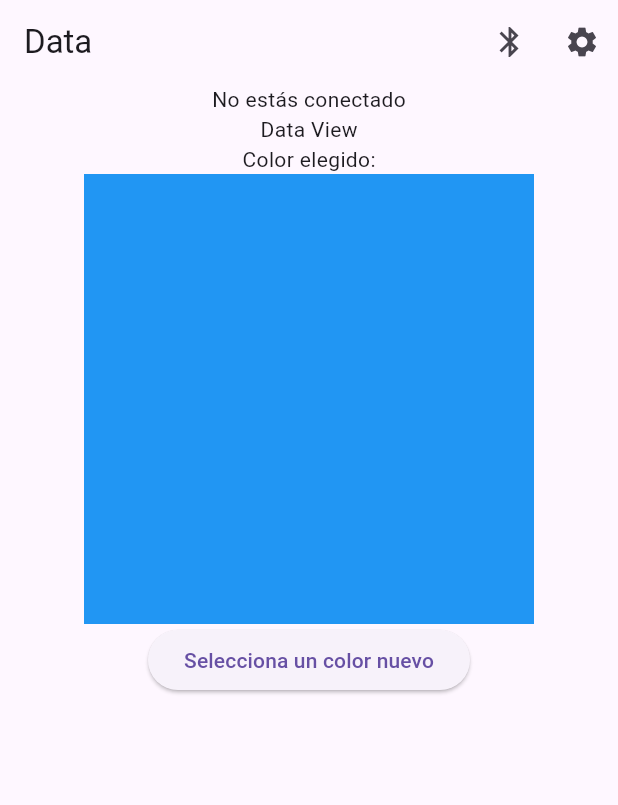
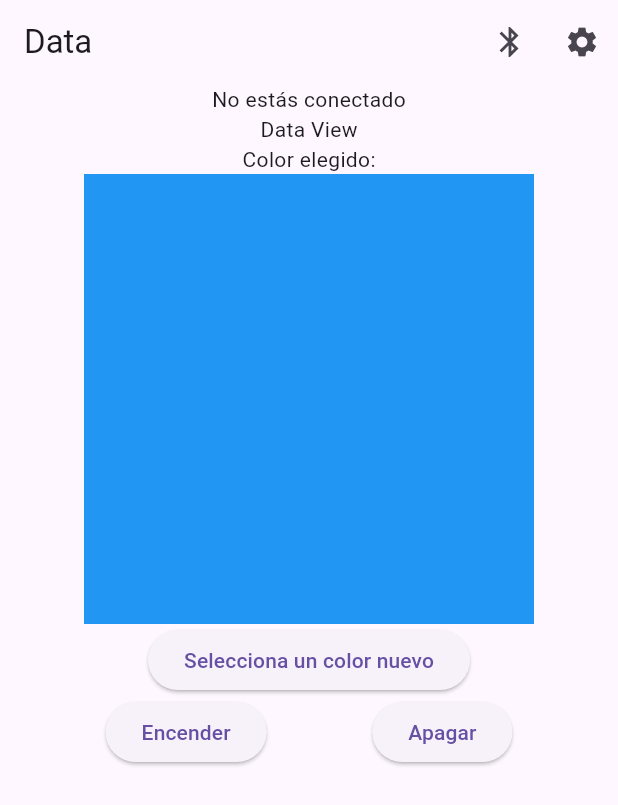
Before and after one commit to Sjvc0595/color_picker, a Flutter app: the screen it shows after launch, on a phone screen of 412 x 824 dp. Shown: the top 805 px of the screen. Run offline on Flutter 3.47's test engine with Material 3 defaults, Android fonts, the phone set to English and light mode, and no system bars; our stand-ins replace flutter_bluetooth_serial, flutter_colorpicker, permission_handler; generated files the repository leaves out were written again.

Commit message:
refactor: Improve color selection in data view and data debouncing

```diff
--- a/lib/src/views/data_view.dart
+++ b/lib/src/views/data_view.dart
@@ -6,6 +6,8 @@ import '../settings/settings_view.dart';
 
 import 'package:permission_handler/permission_handler.dart';
 import 'package:flutter_colorpicker/flutter_colorpicker.dart';
+
+import 'dart:async';
 
 class DataView extends StatefulWidget {
   const DataView({super.key});
@@ -25,6 +27,7 @@ class _DataViewState extends State<DataView> {
   }
 
   Color _currentColor = Colors.blue;
+  Timer? _debounce;
 
   void _selectColor() {
     showDialog(
@@ -41,12 +44,16 @@ class _DataViewState extends State<DataView> {
               setState(() {
                 _currentColor = color;
               });
+
+              if (_debounce?.isActive ?? false) _debounce!.cancel();
+              _debounce = Timer(const Duration(milliseconds: 300), () {
                 final bluetoothService =
                     Provider.of<BluetoothService>(context, listen: false);
                 if (bluetoothService.isConnected) {
                   bluetoothService
                       .sendData(color.value.toRadixString(16).padLeft(8, '0'));
                 }
+              });
             },
             pickerAreaHeightPercent: 0.8,
           ),
@@ -122,7 +129,28 @@ class _DataViewState extends State<DataView> {
             ElevatedButton(
               onPressed: _selectColor,
               child: const Text("Selecciona un color nuevo"),
-            )
+            ),
+            Row(
+              mainAxisAlignment: MainAxisAlignment.spaceEvenly,
+              children: [
+                ElevatedButton(
+                  onPressed: () {
+                    if (bluetoothService.isConnected) {
+                      bluetoothService.sendData("1");
+                    }
+                  },
+                  child: const Text("Encender"),
+                ),
+                ElevatedButton(
+                  onPressed: () {
+                    if (bluetoothService.isConnected) {
+                      bluetoothService.sendData("0");
+                    }
+                  },
+                  child: const Text("Apagar"),
+                ),
+              ],
+            ),
           ],
         ),
       ),
```
Lines whose indentation alone changed are shown as unchanged.
